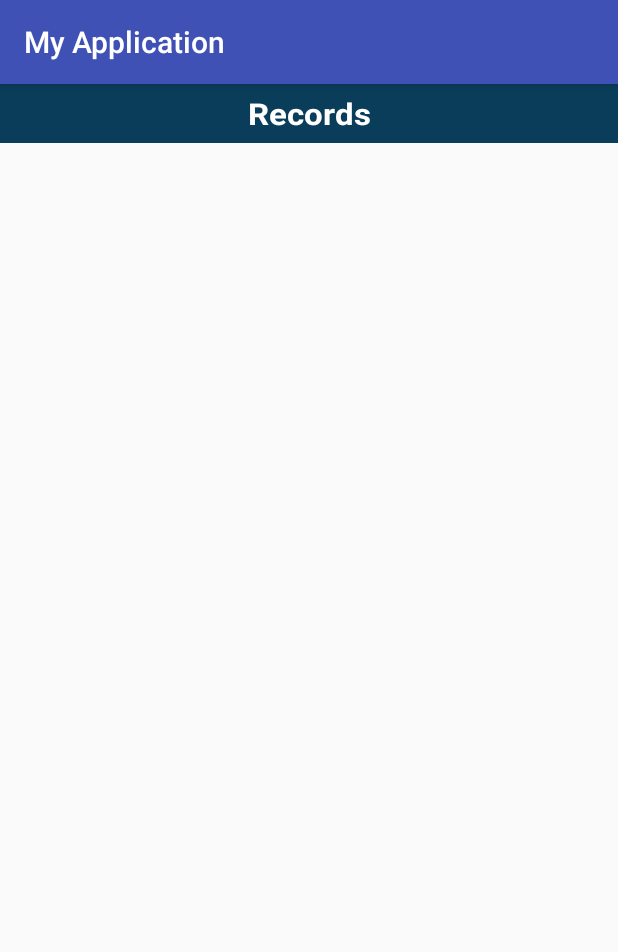
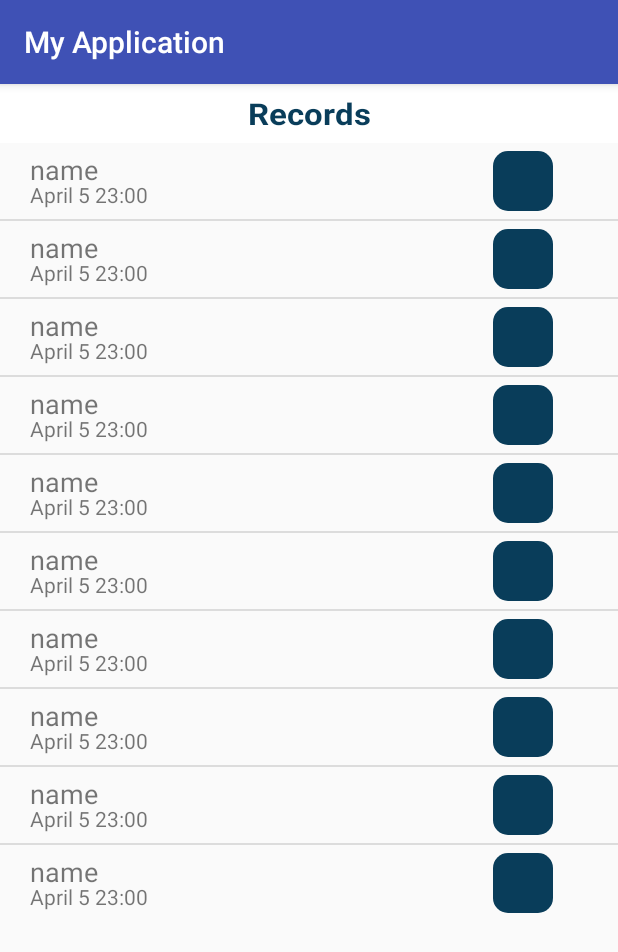
Before and after one commit to coolspring1293/FamilyContacts-Android, an Android app: the fragment RecordsActivity shown on its own in the app's theme, on a phone screen of 412 x 824 dp. Shown: the top 952 px of the screen. Run offline under Robolectric (Android 15) with nearby library versions, the phone set to English and light mode, and no system bars.

Commit message:
On branch guanlu

```diff
--- a/MyApplication/app/src/main/java/com/example/admin/myapplication/DetailsActivity.java
+++ b/MyApplication/app/src/main/java/com/example/admin/myapplication/DetailsActivity.java
@@ -296,7 +296,7 @@ public class DetailsActivity extends AppCompatActivity {
 
     private static Bitmap big(Bitmap bitmap) {
         Matrix matrix = new Matrix();
-        matrix.postScale((float)Width/(float)bitmap.getWidth(),(float)Height / (float)bitmap.getHeight() * 0.4f); //长和宽放大缩小的比例
+        matrix.postScale((float)Width/(float)bitmap.getWidth(),(float)Height/ (float)bitmap.getHeight() * 0.5f); //长和宽放大缩小的比例
         Bitmap resizeBmp = Bitmap.createBitmap(bitmap,0,0,bitmap.getWidth(),bitmap.getHeight(),matrix,true);
         return resizeBmp;
     }
--- a/MyApplication/app/src/main/java/com/example/admin/myapplication/RecordsActivity.java
+++ b/MyApplication/app/src/main/java/com/example/admin/myapplication/RecordsActivity.java
@@ -1,12 +1,21 @@
 package com.example.admin.myapplication;
 
+import android.content.Context;
 import android.os.Bundle;
 import android.support.v4.app.Fragment;
 import android.support.v4.app.FragmentActivity;
 import android.view.LayoutInflater;
 import android.view.View;
 import android.view.ViewGroup;
+import android.widget.BaseAdapter;
+import android.widget.ImageView;
+import android.widget.ListView;
 import android.widget.TextView;
+
+import java.util.ArrayList;
+import java.util.HashMap;
+import java.util.List;
+import java.util.Map;
 
 /**
  * Created by 关璐 on 2016/3/31.
@@ -17,7 +26,8 @@ public class RecordsActivity extends Fragment {
     private FragmentActivity mActivity;
 
     private TextView mText;
-
+    private List<Map<String,Object>> data;
+    private ListView recordList;
     public static RecordsActivity newInstance(int index) {
         RecordsActivity f = new RecordsActivity();
 
@@ -28,7 +38,63 @@ public class RecordsActivity extends Fragment {
         return f;
 
     }
+    static class ViewHolder {
+        public ImageView img;
+        public TextView name;
+        public TextView time;
+    }
+    class RecordsAdapter extends BaseAdapter {
+        private LayoutInflater mInflater = null;
 
+
+        public RecordsAdapter(Context context) {
+            this.mInflater = LayoutInflater.from(context);
+        }
+
+        @Override
+        public int getCount() {
+            return data.size();
+        }
+        @Override
+        public Object getItem(int position) {
+            return position;
+        }
+        @Override
+        public long getItemId(int position) {
+            return position;
+        }
+        @Override
+        public View getView(int position, View convertView, ViewGroup parent) {
+            ViewHolder holder = null;
+            if (convertView == null) {
+                holder = new ViewHolder();
+                convertView = mInflater.inflate(R.layout.record_list_item,null);
+                holder.img = (ImageView)convertView.findViewById(R.id.record_img);
+                holder.name = (TextView)convertView.findViewById(R.id.record_name);
+                holder.time = (TextView)convertView.findViewById(R.id.record_time);
+                convertView.setTag(holder);
+            } else {
+                holder = (ViewHolder)convertView.getTag();
+            }
+            holder.img.setBackgroundResource((Integer)data.get(position).get("img"));
+            holder.name.setText((String) data.get(position).get("name"));
+            holder.time.setText((String)data.get(position).get("time"));
+            return convertView;
+        }
+
+    }
+    private List<Map<String,Object>> getData() {
+        List<Map<String,Object>> list = new ArrayList<Map<String,Object>>();
+        Map<String, Object> map;
+        for(int i = 0; i< 10;i++) {
+            map = new HashMap<String,Object>();
+            map.put("img",R.drawable.button);
+            map.put("name","name");
+            map.put("time","April 5 23:00");
+            list.add(map);
+        }
+        return list;
+    }
     public int getShownIndex() {
         return getArguments().getInt("index",0);
     }
@@ -45,7 +111,10 @@ public class RecordsActivity extends Fragment {
         super.onActivityCreated(savedInstanceState);
         mActivity = getActivity();
         mParent=getView();
-
+        data = getData();
+        recordList = (ListView)mParent.findViewById(R.id.record_list);
+        RecordsAdapter adapter = new RecordsAdapter(mActivity);
+        recordList.setAdapter(adapter);
         //mText = (TextView)mParent.findViewById(R.id.fragment_current_task);
 
     }
--- a/MyApplication/app/src/main/res/layout/content_main.xml
+++ b/MyApplication/app/src/main/res/layout/content_main.xml
@@ -6,7 +6,7 @@
     android:layout_width="fill_parent"
     android:layout_height="fill_parent"
     android:orientation="vertical"
-    android:background="#E8F0F3"
+    android:background="@color/bg"
     app:layout_behavior="@string/appbar_scrolling_view_behavior"
     tools:showIn="@layout/activity_main"
     tools:context="com.example.admin.myapplication.MainActivity">
--- a/MyApplication/app/src/main/res/layout/fragment_contacts.xml
+++ b/MyApplication/app/src/main/res/layout/fragment_contacts.xml
@@ -6,7 +6,7 @@
     <RelativeLayout
         android:id="@+id/current_task_title"
         android:layout_height="wrap_content"
-        android:background="#093D5A"
+        android:background="@color/title_bg"
         android:layout_width="fill_parent">"
         <TextView
             android:id="@+id/fragment_home_text"
@@ -17,7 +17,7 @@
             android:gravity="center_horizontal"
             android:text="@string/tab_contacts"
             android:textSize="20sp"
-            android:textColor="#ffffff"
+            android:textColor="@color/theme"
             android:textStyle="bold"
             android:textScaleX="1.1"/>"
     </RelativeLayout>
--- a/MyApplication/app/src/main/res/layout/fragment_dialing.xml
+++ b/MyApplication/app/src/main/res/layout/fragment_dialing.xml
@@ -6,7 +6,7 @@
     <RelativeLayout
         android:id="@+id/current_task_title"
         android:layout_height="wrap_content"
-        android:background="#093D5A"
+        android:background="@color/title_bg"
         android:layout_width="fill_parent">
         <TextView
             android:id="@+id/fragment_home_text"
@@ -17,12 +17,13 @@
             android:gravity="center_horizontal"
             android:text="@string/tab_dialing"
             android:textSize="20sp"
-            android:textColor="#ffffff"
+            android:textColor="@color/theme"
             android:textStyle="bold"
             android:textScaleX="1.1"/>"
     </RelativeLayout>
 <RelativeLayout
     android:layout_width="wrap_content"
+    android:background="@color/bg"
     android:layout_height="wrap_content">
 
     <LinearLayout
--- a/MyApplication/app/src/main/res/layout/fragment_records.xml
+++ b/MyApplication/app/src/main/res/layout/fragment_records.xml
@@ -1,12 +1,12 @@
 <?xml version="1.0" encoding="utf-8"?>
 <LinearLayout xmlns:android="http://schemas.android.com/apk/res/android"
     android:orientation="vertical"
-    android:layout_width="match_parent"
+    android:layout_width="fill_parent"
     android:layout_height="match_parent">
     <RelativeLayout
         android:id="@+id/c"
         android:layout_height="wrap_content"
-        android:background="#093D5A"
+        android:background="@color/title_bg"
         android:layout_width="fill_parent">"
         <TextView
             android:id="@+id/fragment_records_text"
@@ -17,9 +17,14 @@
             android:gravity="center_horizontal"
             android:text="@string/tab_records"
             android:textSize="20sp"
-            android:textColor="#ffffff"
+            android:textColor="@color/theme"
             android:textStyle="bold"
             android:textScaleX="1.1"/>"
     </RelativeLayout>
+   <ListView
+       android:layout_width="fill_parent"
+       android:layout_height="wrap_content"
+       android:id="@+id/record_list">
+   </ListView>
 
 </LinearLayout>
--- a/MyApplication/app/src/main/res/layout/list_item.xml
+++ b/MyApplication/app/src/main/res/layout/list_item.xml
@@ -17,7 +17,7 @@
     <TextView
         android:layout_width="wrap_content"
         android:layout_height="wrap_content"
-        android:layout_marginTop="-7sp"
+        android:layout_marginTop="-5sp"
         android:id="@+id/contact_title"
         android:textSize="14sp"/>
     </LinearLayout>
--- /dev/null
+++ b/MyApplication/app/src/main/res/layout/record_list_item.xml
@@ -0,0 +1,38 @@
+<?xml version="1.0" encoding="utf-8"?>
+<LinearLayout xmlns:android="http://schemas.android.com/apk/res/android"
+    android:orientation="vertical" android:layout_width="fill_parent"
+    android:layout_height="match_parent">
+    <LinearLayout
+        android:layout_width="fill_parent"
+        android:layout_height="wrap_content"
+        android:layout_marginTop="5sp"
+        android:layout_marginBottom="5sp"
+        android:layout_marginLeft="20sp"
+        android:layout_marginRight="20sp"
+        android:orientation="horizontal">
+
+        <LinearLayout
+            android:layout_width="wrap_content"
+            android:layout_height="wrap_content"
+            android:orientation="vertical">
+            <TextView
+                android:layout_width="wrap_content"
+                android:layout_height="wrap_content"
+                android:id="@+id/record_name"
+                android:textSize="18sp"/>
+            <TextView
+                android:layout_width="wrap_content"
+                android:layout_height="wrap_content"
+                android:layout_marginTop="-5sp"
+                android:id="@+id/record_time"
+                android:textSize="14sp"/>
+        </LinearLayout>
+
+        <ImageView
+            android:layout_width="40dp"
+            android:layout_height="40dp"
+            android:layout_marginLeft="230dp"
+
+            android:id="@+id/record_img"/>
+    </LinearLayout>
+</LinearLayout>
--- a/MyApplication/app/src/main/res/values/colors.xml
+++ b/MyApplication/app/src/main/res/values/colors.xml
@@ -3,10 +3,13 @@
     <color name="colorPrimary">#3F51B5</color>
     <color name="colorPrimaryDark">#303F9F</color>
     <color name="colorAccent">#FF4081</color>
-
-        <color name="header_normal">#BEBEBE</color>
-        <color name="header_pressed">#ffc0392b</color>
-        <color name="menu_section_header">#FFDDDDDD</color>
+    <color name="bg">#F4F4F4</color>
+    <color name="title_bg">#FFFFFF</color>
+    <color name="theme">#093D5A</color>
+    <color name="bg2">#FCFAF2</color>
+    <color name="header_normal">#093D5A</color>
+    <color name="header_pressed">#ffc0392b</color>
+    <color name="menu_section_header">#FFDDDDDD</color>
     <color name="colorIconCycle">#99999955</color>
 
     <color name="colorCivBorder">#8FFFFFFF</color>
```
